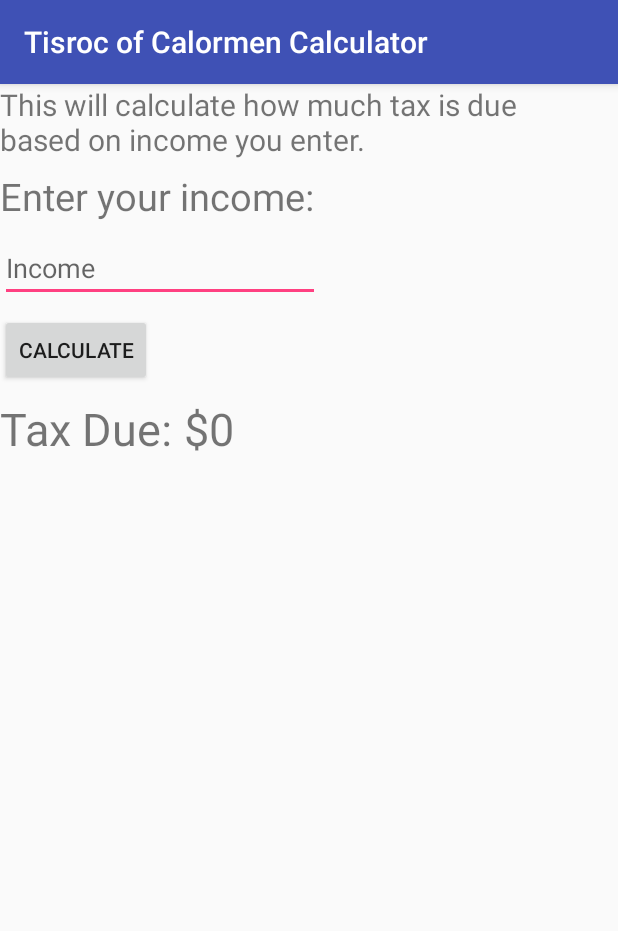
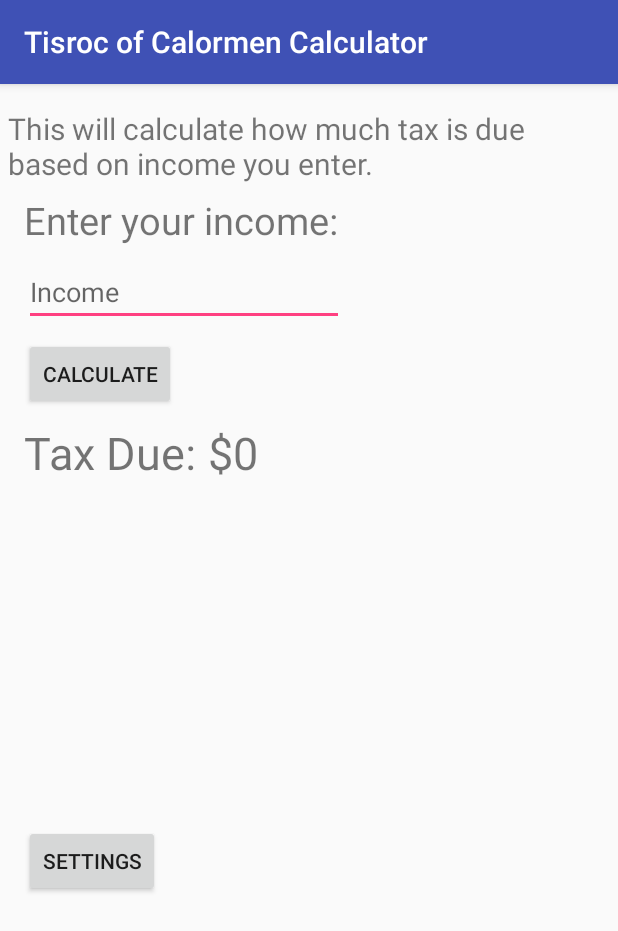
Before and after one commit to chetankhaik7527/CSC309, an Android app: the screen it shows after launch (MainActivity), on a phone screen of 412 x 824 dp. Shown: the top 931 px of the screen. Run offline under Robolectric (Android 15) with nearby library versions, the phone set to English and light mode, and no system bars.

Commit message:
[A3] Heavy work of assignment completed

```diff
--- a/Assignment3/app/src/main/AndroidManifest.xml
+++ b/Assignment3/app/src/main/AndroidManifest.xml
@@ -16,6 +16,7 @@
                 <category android:name="android.intent.category.LAUNCHER" />
             </intent-filter>
         </activity>
+        <activity android:name=".SettingsActivity"></activity>
     </application>
 
 </manifest>
--- a/Assignment3/app/src/main/java/edu/eku/mrawlings/assignment1/MainActivity.java
+++ b/Assignment3/app/src/main/java/edu/eku/mrawlings/assignment1/MainActivity.java
@@ -1,5 +1,6 @@
 package edu.eku.mrawlings.assignment1;
 
+import android.content.Intent;
 import android.support.v7.app.AppCompatActivity;
 import android.os.Bundle;
 import android.view.View;
@@ -8,8 +9,24 @@ import android.widget.TextView;
 
 public class MainActivity extends AppCompatActivity
 {
+    //
+    public static String EXTRA_LOWERTAXBRACKET = "lowertaxbracket";
+    public static String EXTRA_MIDDLETAXBRACKET = "middletaxbracket";
+    public static String EXTRA_TAXRATE1 = "taxrate1";
+    public static String EXTRA_TAXRATE2 = "taxrate2";
+    public static String EXTRA_TAXRATE3 = "taxrate3";
+
     // View objects
     private TextView taxDisplay;
+
+    //
+    private int taxLevel1 = 10000;
+    private int taxLevel2 = 100000;
+
+    //
+    private double taxRate1 = 0.7;
+    private double taxRate2 = 0.9;
+    private double taxRate3 = 1.1;
 
     @Override
     protected void onCreate(Bundle savedInstanceState)
@@ -25,6 +42,7 @@ public class MainActivity extends AppCompatActivity
 
         // Set button listener
         findViewById(R.id.btn_calculate).setOnClickListener(calculateIncome);
+        findViewById(R.id.btn_settings).setOnClickListener(goToSettings);
     }
 
     private final View.OnClickListener calculateIncome =
@@ -49,19 +67,19 @@ public class MainActivity extends AppCompatActivity
                     }
 
                     // Calculate tax for income below or equal to $10,000
-                    if (income <= 10000)
+                    if (income <= taxLevel1)
                     {
-                        tax = (income * .7);
+                        tax = taxRate1 * income;
                     }
                     // Calculate tax for income between $10,000 and $100,000
-                    else if (income <= 100000)
+                    else if (income <= taxLevel2)
                     {
-                        tax = ((income - 10000) * .9 + 7000);
+                        tax = taxRate1 * taxLevel1 + taxRate2 * (income - taxLevel1);
                     }
                     // Calculate tax for income above $100,000
-                    else if (income > 100000)
+                    else if (income > taxLevel2)
                     {
-                        tax = ((income - 100000) * 1.1 + 88000);
+                        tax = taxRate1 * taxLevel1 + taxRate2 * (taxLevel2 - taxLevel1) + taxRate3 * (income - taxLevel2);
                     }
                     // In case other cases fails
                     else
@@ -73,4 +91,35 @@ public class MainActivity extends AppCompatActivity
                     taxDisplay.setText("$" + String.format("%.2f", tax));
                 }
             };
+
+    private final View.OnClickListener goToSettings =
+            new View.OnClickListener()
+            {
+                public void onClick(View button)
+                {
+                    Intent settingsIntent = new Intent(getApplicationContext(), SettingsActivity.class);
+                    settingsIntent.putExtra(EXTRA_LOWERTAXBRACKET, taxLevel1);
+                    settingsIntent.putExtra(EXTRA_MIDDLETAXBRACKET, taxLevel2);
+                    settingsIntent.putExtra(EXTRA_TAXRATE1, taxRate1);
+                    settingsIntent.putExtra(EXTRA_TAXRATE2, taxRate2);
+                    settingsIntent.putExtra(EXTRA_TAXRATE3, taxRate3);
+                    startActivityForResult(settingsIntent, 123);
+                }
+            };
+
+    @Override
+    protected void onActivityResult(int requestCode, int resultCode, Intent intent)
+    {
+        if (resultCode == RESULT_OK)
+        {
+            taxLevel1 = intent.getIntExtra(MainActivity.EXTRA_LOWERTAXBRACKET, 10000);
+            taxLevel2 = intent.getIntExtra(MainActivity.EXTRA_MIDDLETAXBRACKET, 100000);
+
+            taxRate1 = intent.getDoubleExtra(MainActivity.EXTRA_TAXRATE1, 70) / 100.0;
+            taxRate2 = intent.getDoubleExtra(MainActivity.EXTRA_TAXRATE2, 90) / 100.0;
+            taxRate3 = intent.getDoubleExtra(MainActivity.EXTRA_TAXRATE3, 110) / 100.0;
+
+            taxDisplay.setText("testing");
+        }
+    }
 }
--- a/Assignment3/app/src/main/res/layout/activity_main.xml
+++ b/Assignment3/app/src/main/res/layout/activity_main.xml
@@ -10,12 +10,21 @@
 
     <TextView
         android:id="@+id/tv_descriptionLabel"
-        android:layout_width="363dp"
+        android:layout_width="0dp"
         android:layout_height="49dp"
         android:text="This will calculate how much tax is due based on income you enter."
         android:textSize="20dp"
-        tools:layout_editor_absoluteX="16dp"
-        tools:layout_editor_absoluteY="16dp" />
+        tools:layout_constraintTop_creator="1"
+        tools:layout_constraintRight_creator="1"
+        android:layout_marginStart="5dp"
+        android:layout_marginEnd="5dp"
+        app:layout_constraintRight_toRightOf="parent"
+        android:layout_marginTop="16dp"
+        tools:layout_constraintLeft_creator="1"
+        app:layout_constraintLeft_toLeftOf="parent"
+        app:layout_constraintTop_toTopOf="parent"
+        android:layout_marginLeft="5dp"
+        android:layout_marginRight="5dp" />
 
     <TextView
         android:id="@+id/tv_incomeLabel"
@@ -25,7 +34,10 @@
         android:text="Enter your income:"
         android:textSize="25dp"
         app:layout_constraintTop_toBottomOf="@+id/tv_descriptionLabel"
-        tools:layout_editor_absoluteX="16dp" />
+        android:layout_marginStart="16dp"
+        tools:layout_constraintLeft_creator="1"
+        app:layout_constraintLeft_toLeftOf="parent"
+        android:layout_marginLeft="16dp" />
 
     <EditText
         android:id="@+id/et_income"
@@ -36,16 +48,22 @@
         android:hint="Income"
         android:inputType="number"
         app:layout_constraintTop_toBottomOf="@+id/tv_incomeLabel"
-        tools:layout_editor_absoluteX="16dp" />
+        android:layout_marginStart="16dp"
+        tools:layout_constraintLeft_creator="1"
+        app:layout_constraintLeft_toLeftOf="parent"
+        android:layout_marginLeft="16dp" />
 
     <Button
         android:id="@+id/btn_calculate"
         android:layout_width="wrap_content"
         android:layout_height="wrap_content"
         android:text="Calculate"
-        tools:layout_editor_absoluteX="16dp"
         android:layout_marginTop="8dp"
-        app:layout_constraintTop_toBottomOf="@+id/et_income" />
+        app:layout_constraintTop_toBottomOf="@+id/et_income"
+        android:layout_marginStart="16dp"
+        tools:layout_constraintLeft_creator="1"
+        app:layout_constraintLeft_toLeftOf="parent"
+        android:layout_marginLeft="16dp" />
 
     <TextView
         android:id="@+id/tv_tax"
@@ -56,7 +74,8 @@
         app:layout_constraintLeft_toRightOf="@+id/tv_taxLabel"
         android:layout_marginLeft="8dp"
         android:layout_marginTop="8dp"
-        app:layout_constraintTop_toBottomOf="@+id/btn_calculate" />
+        app:layout_constraintTop_toBottomOf="@+id/btn_calculate"
+        android:layout_marginStart="8dp" />
 
     <TextView
         android:id="@+id/tv_taxLabel"
@@ -64,8 +83,27 @@
         android:layout_height="wrap_content"
         android:text="Tax Due:"
         android:textSize="30dp"
-        tools:layout_editor_absoluteX="16dp"
         android:layout_marginTop="8dp"
-        app:layout_constraintTop_toBottomOf="@+id/btn_calculate" />
+        app:layout_constraintTop_toBottomOf="@+id/btn_calculate"
+        android:layout_marginStart="16dp"
+        tools:layout_constraintLeft_creator="1"
+        app:layout_constraintLeft_toLeftOf="parent"
+        android:layout_marginLeft="16dp" />
+
+    <Button
+        android:id="@+id/btn_settings"
+        android:layout_width="wrap_content"
+        android:layout_height="wrap_content"
+        android:text="Settings"
+        tools:layout_constraintTop_creator="1"
+        tools:layout_constraintBottom_creator="1"
+        android:layout_marginStart="16dp"
+        app:layout_constraintBottom_toBottomOf="parent"
+        android:layout_marginTop="105dp"
+        app:layout_constraintTop_toBottomOf="@+id/tv_taxLabel"
+        tools:layout_constraintLeft_creator="1"
+        android:layout_marginBottom="104dp"
+        app:layout_constraintLeft_toLeftOf="parent"
+        android:layout_marginLeft="16dp" />
 
 </android.support.constraint.ConstraintLayout>
--- a/Assignment3/app/src/main/res/values/strings.xml
+++ b/Assignment3/app/src/main/res/values/strings.xml
@@ -1,3 +1,5 @@
 <resources>
     <string name="app_name">Assignment1</string>
+    <string name="save">Save</string>
+    <string name="cancel">Cancel</string>
 </resources>
```
Also changed, not shown: Assignment3/app/src/main/java/edu/eku/mrawlings/assignment1/SettingsActivity.java (added, +103 -0 lines), Assignment3/app/src/main/res/layout/activity_settings.xml (added, +229 -0 lines).
